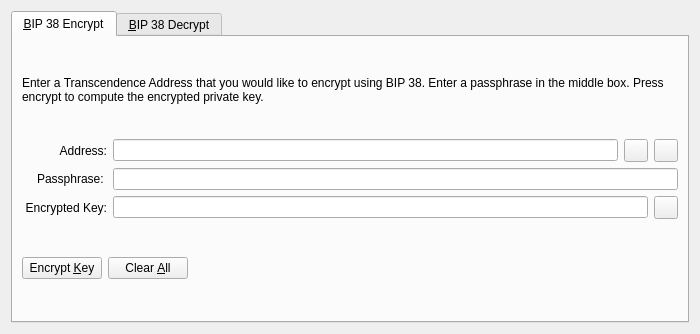
The window that src/qt/forms/bip38tooldialog.ui (phoenixkonsole/papara) describes before a commit, drawn with Qt 5.
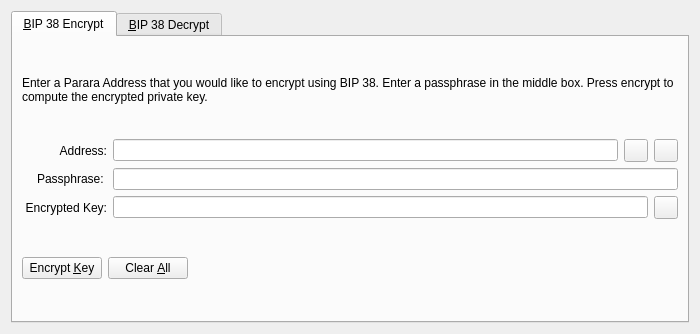
The same window after the commit. The open tabs and pages were chosen to show the change. Icons and pictures are not drawn. Custom widgets are drawn as their Qt base class.

What changed in the file:
```diff
--- a/src/qt/forms/bip38tooldialog.ui
+++ b/src/qt/forms/bip38tooldialog.ui
@@ -30,7 +30,7 @@
        <item>
         <widget class="QLabel" name="infoLabel_ENC">
          <property name="text">
-          <string>Enter a Transcendence Address that you would like to encrypt using BIP 38. Enter a passphrase in the middle box. Press encrypt to compute the encrypted private key.</string>
+          <string>Enter a Parara Address that you would like to encrypt using BIP 38. Enter a passphrase in the middle box. Press encrypt to compute the encrypted private key.</string>
          </property>
          <property name="textFormat">
           <enum>Qt::PlainText</enum>
```
Left out of the diff: 22 changed lines with no effect on the pictures.
